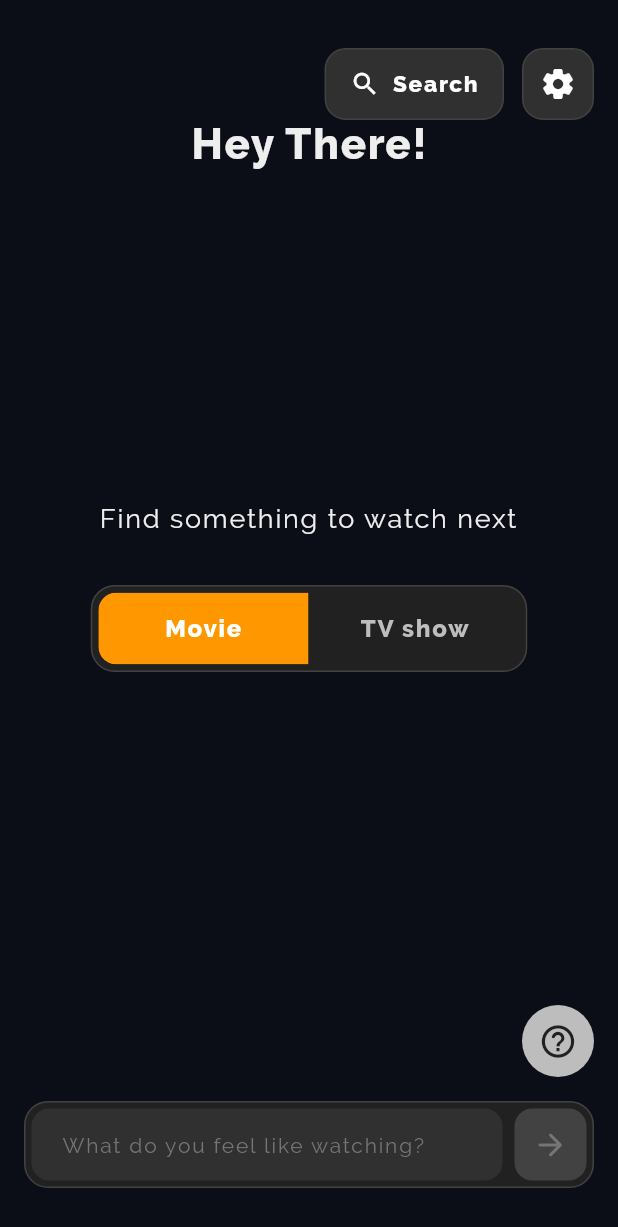
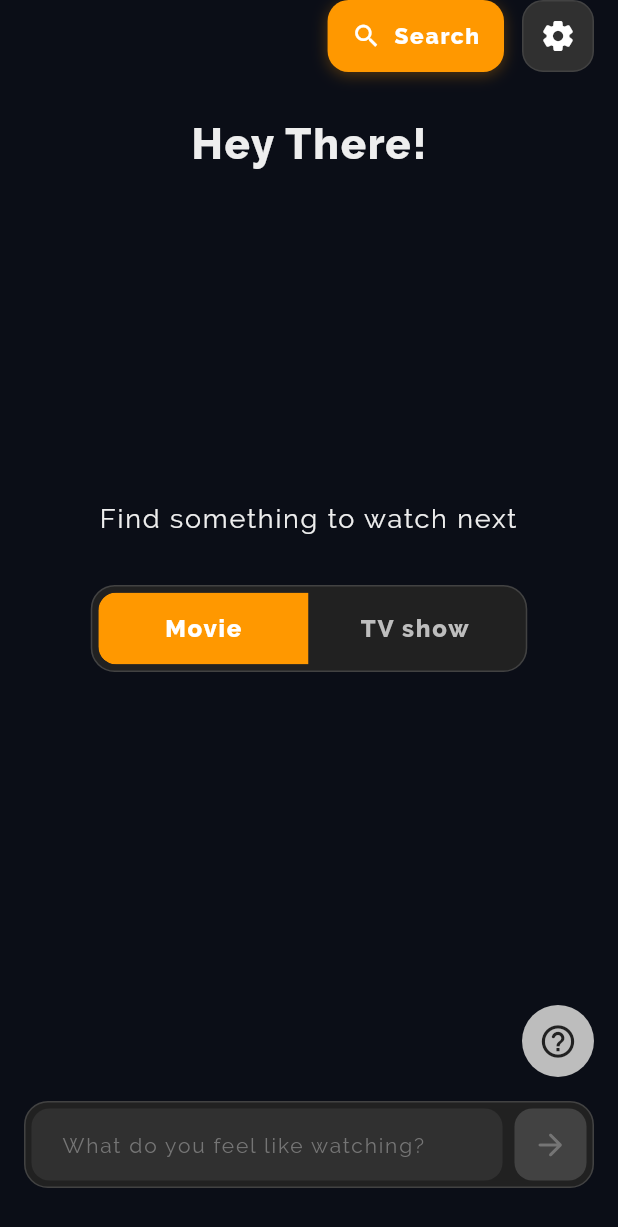
Before and after one commit to filippefrulli/watch-next, a Flutter app: the MainMenuPage screen opened by its route, on a phone screen of 412 x 824 dp. Shown: the top 1227 px of the screen. Run offline on Flutter 3.47's test engine with Material 3 defaults, Android fonts, the phone set to English and light mode, and no system bars; drawn by our look-alikes of delayed_display, oktoast, toggle_switch; our stand-ins replace auto_size_text, cached_network_image, cloud_firestore, easy_localization, firebase_analytics, firebase_core and 7 more; missing offline and left inert: openai_dart; accounts and stored records are empty.

Commit message:
Small fix

```diff
--- a/lib/pages/main_menu_page.dart
+++ b/lib/pages/main_menu_page.dart
@@ -61,14 +61,15 @@ class _MainMenuPageState extends State<MainMenuPage> {
   }
 
   Widget body() {
-    return SizedBox(
+    return SafeArea(
+      child: SizedBox(
         height: MediaQuery.of(context).size.height,
         child: Padding(
           padding: const EdgeInsets.symmetric(horizontal: 16),
           child: Column(
             children: [
+              topBar(),
               const SizedBox(height: 32),
-            topBar(),
               titleSection(),
               Expanded(
                 child: Container(),
@@ -89,6 +90,7 @@ class _MainMenuPageState extends State<MainMenuPage> {
               ),
               const SizedBox(height: 32),
             ],
+          ),
         ),
       ),
     );
@@ -115,12 +117,15 @@ class _MainMenuPageState extends State<MainMenuPage> {
       height: 48,
       padding: const EdgeInsets.symmetric(horizontal: 16),
       decoration: BoxDecoration(
-        color: Colors.grey[850],
+        color: Colors.orange,
         borderRadius: BorderRadius.circular(14),
-        border: Border.all(
-          color: Colors.grey[800]!,
-          width: 1,
+        boxShadow: [
+          BoxShadow(
+            color: Colors.orange.withOpacity(0.3),
+            blurRadius: 8,
+            offset: const Offset(0, 2),
           ),
+        ],
       ),
       child: Material(
         color: Colors.transparent,
```
Lines whose indentation alone changed are shown as unchanged.
